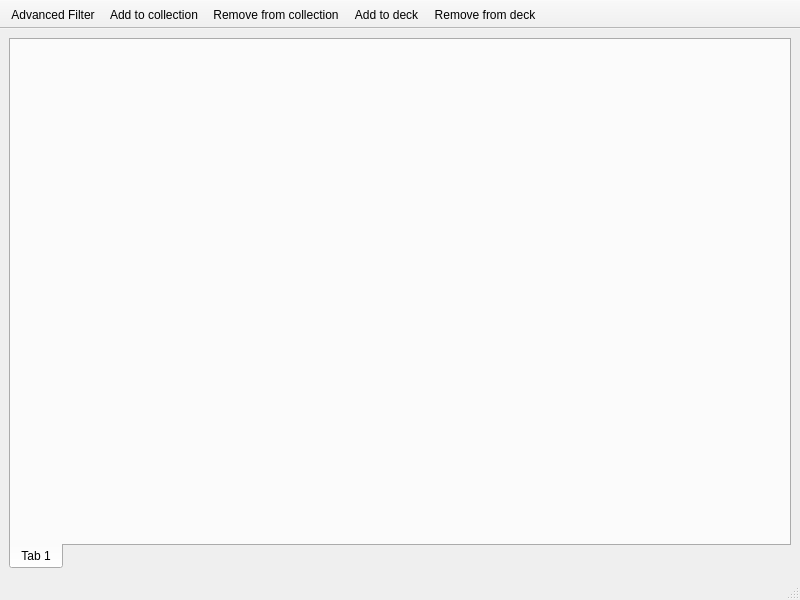
Old version of the form mtgcards/deckwindow.ui in the repository stijnvermeir/mtgcards.
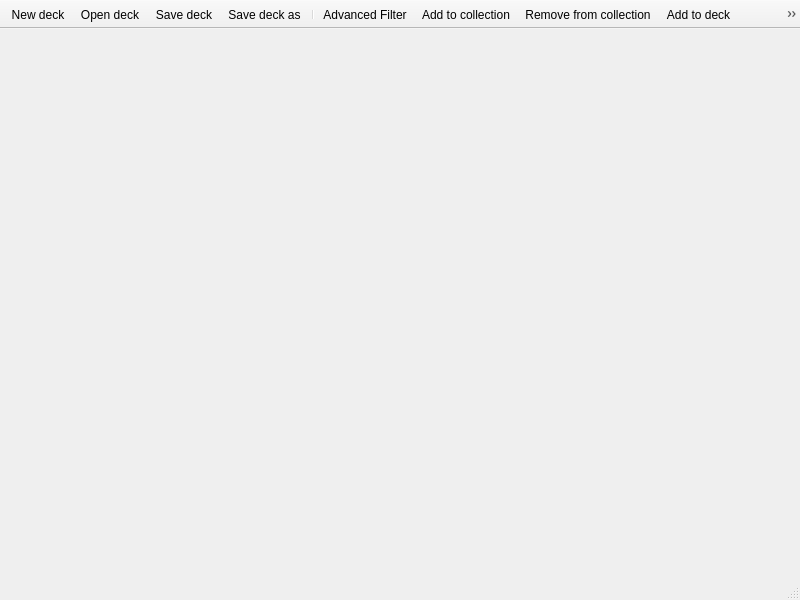
New version of the form. Icons and pictures are not drawn.

Diff of the .ui file:
```diff
--- a/mtgcards/deckwindow.ui
+++ b/mtgcards/deckwindow.ui
@@ -15,19 +15,41 @@
   </property>
   <widget class="QWidget" name="centralwidget">
    <layout class="QHBoxLayout" name="horizontalLayout">
+    <property name="leftMargin">
+     <number>0</number>
+    </property>
+    <property name="topMargin">
+     <number>0</number>
+    </property>
+    <property name="rightMargin">
+     <number>0</number>
+    </property>
+    <property name="bottomMargin">
+     <number>0</number>
+    </property>
     <item>
      <widget class="QTabWidget" name="tabWidget">
       <property name="tabPosition">
        <enum>QTabWidget::South</enum>
       </property>
+      <property name="tabShape">
+       <enum>QTabWidget::Rounded</enum>
+      </property>
       <property name="currentIndex">
        <number>0</number>
       </property>
-      <widget class="QWidget" name="tab">
-       <attribute name="title">
-        <string>Tab 1</string>
-       </attribute>
-      </widget>
+      <property name="usesScrollButtons">
+       <bool>false</bool>
+      </property>
+      <property name="documentMode">
+       <bool>true</bool>
+      </property>
+      <property name="tabsClosable">
+       <bool>true</bool>
+      </property>
+      <property name="movable">
+       <bool>true</bool>
+      </property>
      </widget>
     </item>
    </layout>
@@ -54,6 +76,11 @@
    <attribute name="toolBarBreak">
     <bool>false</bool>
    </attribute>
+   <addaction name="actionNewDeck"/>
+   <addaction name="actionOpenDeck"/>
+   <addaction name="actionSaveDeck"/>
+   <addaction name="actionSaveDeckAs"/>
+   <addaction name="separator"/>
    <addaction name="actionAdvancedFilter"/>
    <addaction name="actionAddToCollection"/>
    <addaction name="actionRemoveFromCollection"/>
@@ -121,6 +148,54 @@
     <string>Remove from deck</string>
    </property>
   </action>
+  <action name="actionNewDeck">
+   <property name="icon">
+    <iconset resource="mtgcards.qrc">
+     <normaloff>:/resources/icons/blank33.svg</normaloff>:/resources/icons/blank33.svg</iconset>
+   </property>
+   <property name="text">
+    <string>New deck</string>
+   </property>
+   <property name="toolTip">
+    <string>New deck</string>
+   </property>
+  </action>
+  <action name="actionOpenDeck">
+   <property name="icon">
+    <iconset resource="mtgcards.qrc">
+     <normaloff>:/resources/icons/folder215.svg</normaloff>:/resources/icons/folder215.svg</iconset>
+   </property>
+   <property name="text">
+    <string>Open deck</string>
+   </property>
+   <property name="toolTip">
+    <string>Open deck</string>
+   </property>
+  </action>
+  <action name="actionSaveDeck">
+   <property name="icon">
+    <iconset resource="mtgcards.qrc">
+     <normaloff>:/resources/icons/save20.svg</normaloff>:/resources/icons/save20.svg</iconset>
+   </property>
+   <property name="text">
+    <string>Save deck</string>
+   </property>
+   <property name="toolTip">
+    <string>Save deck</string>
+   </property>
+  </action>
+  <action name="actionSaveDeckAs">
+   <property name="icon">
+    <iconset resource="mtgcards.qrc">
+     <normaloff>:/resources/icons/disc36.svg</normaloff>:/resources/icons/disc36.svg</iconset>
+   </property>
+   <property name="text">
+    <string>Save deck as</string>
+   </property>
+   <property name="toolTip">
+    <string>Save deck as ...</string>
+   </property>
+  </action>
  </widget>
  <resources>
   <include location="mtgcards.qrc"/>
```
Left out of the diff: 2 changed lines with no effect on the pictures.
